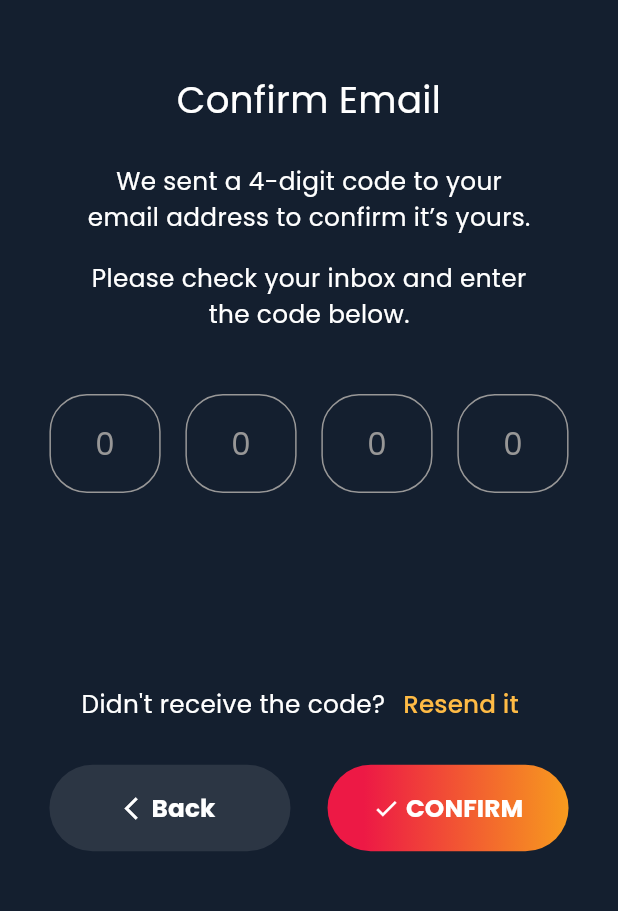
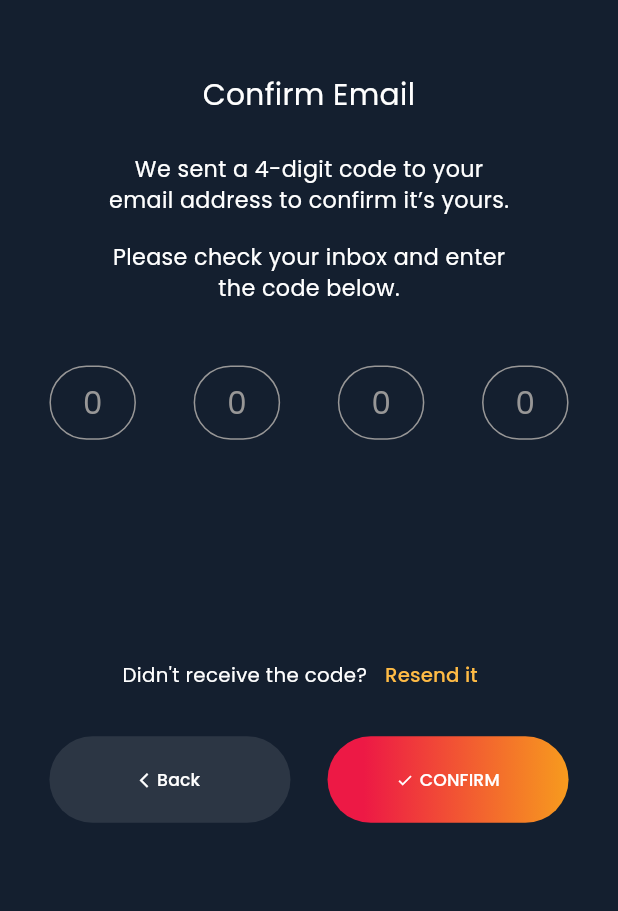
Before and after one commit to TalentKingPython/stream_rate, a Flutter app: the ConfirmEmail screen opened directly, on a phone screen of 412 x 824 dp, the part 295-1206 px from its top. Run offline on Flutter 3.47's test engine with Material 3 defaults, Android fonts, the phone set to English and light mode, and no system bars; drawn by our look-alikes of pin_code_fields; our stand-ins replace camera, carousel_slider, device_preview, dots_indicator, flutter_svg, google_fonts and 2 more; missing offline and left inert: barcode, slider_captcha; accounts and stored records are empty; project files that could hold a hidden picture were left out.

Commit message:
update UI details

```diff
--- a/lib/screens/signup/confirm_email.dart
+++ b/lib/screens/signup/confirm_email.dart
@@ -56,22 +56,22 @@ class ConfirmEmailState extends State<ConfirmEmail> {
                     "Confirm Email",
                     textAlign: TextAlign.center,
                     style: GoogleFonts.poppins(
-                        color: colorWhite, fontSize: deviceHeight * 0.03),
+                        color: colorWhite, fontSize: deviceHeight * 0.024),
                   ),
                 ),
                 Text('We sent a 4-digit code to your',
                     style: GoogleFonts.poppins(
-                        color: colorWhite, fontSize: deviceHeight * 0.02)),
+                        color: colorWhite, fontSize: deviceHeight * 0.018)),
                 Text('email address to confirm it’s yours.',
                     style: GoogleFonts.poppins(
-                        color: colorWhite, fontSize: deviceHeight * 0.02)),
+                        color: colorWhite, fontSize: deviceHeight * 0.018)),
                 SizedBox(height: deviceHeight * 0.02),
                 Text('Please check your inbox and enter',
                     style: GoogleFonts.poppins(
-                        color: colorWhite, fontSize: deviceHeight * 0.02)),
+                        color: colorWhite, fontSize: deviceHeight * 0.018)),
                 Text('the code below.',
                     style: GoogleFonts.poppins(
-                        color: colorWhite, fontSize: deviceHeight * 0.02)),
+                        color: colorWhite, fontSize: deviceHeight * 0.018)),
                 SizedBox(height: deviceHeight * 0.05),
                 Container(
                   width: double.infinity,
@@ -95,8 +95,8 @@ class ConfirmEmailState extends State<ConfirmEmail> {
                     pinTheme: PinTheme(
                       shape: PinCodeFieldShape.box,
                       borderRadius: BorderRadius.circular(25),
-                      fieldHeight: deviceHeight * 0.08,
-                      fieldWidth: deviceHeight * 0.09,
+                      fieldHeight: deviceHeight * 0.06,
+                      fieldWidth: deviceHeight * 0.07,
                       borderWidth: 1,
                       inactiveBorderWidth: 1,
                       activeBorderWidth: 1,
@@ -138,14 +138,14 @@ class ConfirmEmailState extends State<ConfirmEmail> {
                     Text(
                       'Didn\'t receive the code?',
                       style: GoogleFonts.poppins(
-                          color: colorWhite, fontSize: deviceHeight * 0.02),
+                          color: colorWhite, fontSize: deviceHeight * 0.016),
                     ),
                     TextButton(
                       onPressed: () {},
                       child: Text(
                         'Resend it',
                         style: GoogleFonts.poppins(
-                            color: colorYellow, fontSize: deviceHeight * 0.02),
+                            color: colorYellow, fontSize: deviceHeight * 0.016),
                       ),
                     ),
                   ],
@@ -164,14 +164,16 @@ class ConfirmEmailState extends State<ConfirmEmail> {
                       child: Row(
                         mainAxisSize: MainAxisSize.min,
                         children: [
-                          const Icon(Icons.arrow_back_ios,
-                              color: colorWhite, size: 18),
+                          Icon(
+                            Icons.arrow_back_ios,
+                            color: colorWhite,
+                            size: deviceHeight * 0.014,
+                          ),
                           Text(
                             'Back',
                             style: GoogleFonts.poppins(
                                 color: colorWhite,
-                                fontSize: deviceHeight * 0.02,
-                                fontWeight: FontWeight.bold),
+                                fontSize: deviceHeight * 0.014),
                           ),
                         ],
                       ),
@@ -183,14 +185,17 @@ class ConfirmEmailState extends State<ConfirmEmail> {
                       child: Row(
                         mainAxisSize: MainAxisSize.min,
                         children: [
-                          const Icon(Icons.check, color: colorWhite, size: 18),
+                          Icon(
+                            Icons.check,
+                            color: colorWhite,
+                            size: deviceHeight * 0.014,
+                          ),
                           const SizedBox(width: 4),
                           Text(
                             'CONFIRM',
                             style: GoogleFonts.poppins(
                                 color: colorWhite,
-                                fontSize: deviceHeight * 0.02,
-                                fontWeight: FontWeight.bold),
+                                fontSize: deviceHeight * 0.014),
                           ),
                         ],
                       ),
```
Also changed, not shown: lib/screens/favourite/favourite.dart (+8 -7 lines), lib/screens/history/history.dart (+8 -7 lines), lib/screens/invite/invite.dart (+11 -11 lines), lib/screens/onboard/onboard_one.dart (+6 -3 lines), lib/screens/profile/edit_profile.dart (+11 -9 lines), lib/screens/profile/profile.dart (+9 -7 lines), lib/screens/result/result.dart (+9 -8 lines), lib/screens/signup/email_signup.dart (+5 -7 lines), lib/screens/signup/face_signup.dart (+12 -21 lines), lib/screens/splash/splash.dart (+10 -6 lines), lib/screens/support/support.dart (+12 -11 lines), lib/screens/voucher/voucher.dart (+11 -15 lines).
